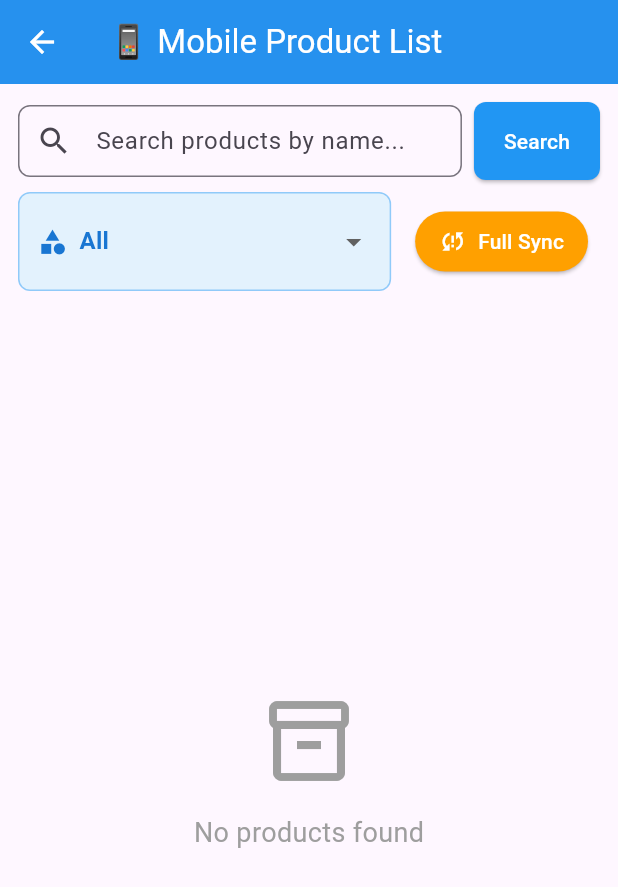
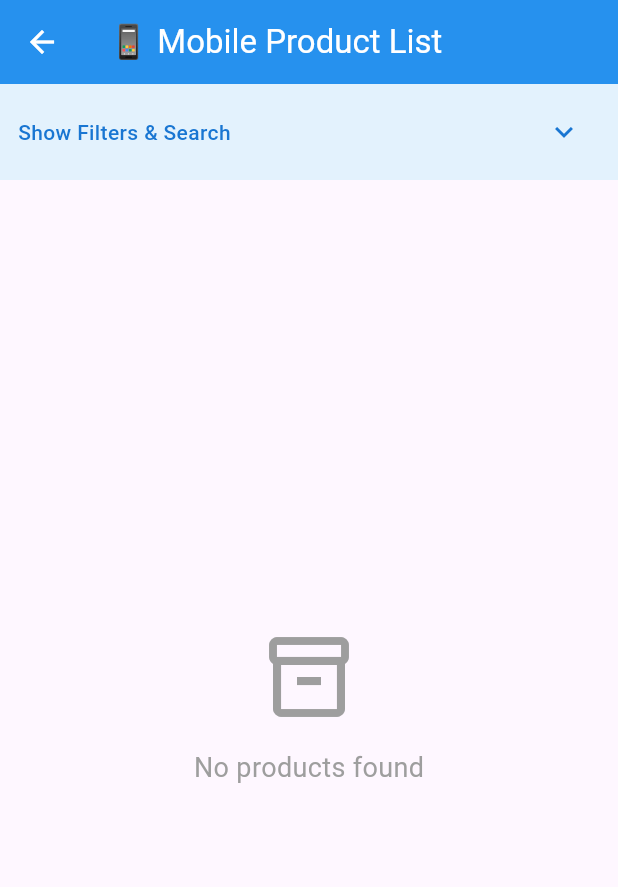
Before and after one commit to sm2irfan/backend, a Flutter app: the MobileProductView screen opened by its route, on a phone screen of 412 x 824 dp. Shown: the top 887 px of the screen. Run offline on Flutter 3.47's test engine with Material 3 defaults, Android fonts, the phone set to English and light mode, and no system bars; our stand-ins replace cached_network_image, connectivity_plus, cross_file, equatable, file_picker, flutter_bloc and 4 more; missing offline and left inert: desktop_drop; accounts and stored records are empty.

Commit message:
feat: Add ID search functionality and improve filter visibility in mobile product view

```diff
--- a/lib/components/product/mobile_product_view.dart
+++ b/lib/components/product/mobile_product_view.dart
@@ -20,9 +20,12 @@ class _MobileProductViewState extends State<MobileProductView> {
   final int _pageSize = 20;
   final ScrollController _scrollController = ScrollController();
   final TextEditingController _searchController = TextEditingController();
+  final TextEditingController _idSearchController = TextEditingController();
   String _searchQuery = '';
+  String _idSearchQuery = '';
   String? _selectedCategory;
   List<String> _categories = ['All'];
+  bool _showFilters = false; // Track filter visibility
 
   @override
   void initState() {
@@ -59,6 +62,17 @@ class _MobileProductViewState extends State<MobileProductView> {
     final query = _searchController.text.trim();
     setState(() {
       _searchQuery = query;
+      _idSearchQuery = ''; // Clear ID search when performing name search
+      _currentPage = 1;
+    });
+    _loadProducts();
+  }
+
+  void _performIdSearch() {
+    final query = _idSearchController.text.trim();
+    setState(() {
+      _idSearchQuery = query;
+      _searchQuery = ''; // Clear name search when performing ID search
       _currentPage = 1;
     });
     _loadProducts();
@@ -67,8 +81,19 @@ class _MobileProductViewState extends State<MobileProductView> {
   void _loadProducts() {
     final productBloc = BlocProvider.of<ProductBloc>(context);
 
-    // Priority: category filter > search query > all products
-    if (_selectedCategory != null && _selectedCategory != 'All') {
+    // Priority: ID search > category filter > name search > all products
+    if (_idSearchQuery.isNotEmpty) {
+      // Filter by ID only
+      productBloc.add(
+        FilterProductsByColumn(
+          column: 'id',
+          value: _idSearchQuery,
+          page: _currentPage,
+          pageSize: _pageSize,
+          filterType: 'equals',
+        ),
+      );
+    } else if (_selectedCategory != null && _selectedCategory != 'All') {
       // Filter by category only
       productBloc.add(
         FilterProductsByColumn(
@@ -131,6 +156,7 @@ class _MobileProductViewState extends State<MobileProductView> {
   void dispose() {
     _scrollController.dispose();
     _searchController.dispose();
+    _idSearchController.dispose();
     super.dispose();
   }
 
@@ -145,11 +171,44 @@ class _MobileProductViewState extends State<MobileProductView> {
       ),
       body: Column(
         children: [
-          // Search Field and Sync Button
+          // Toggle button to show/hide filters
+          Container(
+            padding: const EdgeInsets.symmetric(horizontal: 12, vertical: 8),
+            color: Colors.blue.shade50,
+            child: Row(
+              children: [
+                Expanded(
+                  child: Text(
+                    _showFilters ? 'Hide Filters & Search' : 'Show Filters & Search',
+                    style: TextStyle(
+                      fontSize: 14,
+                      fontWeight: FontWeight.w500,
+                      color: Colors.blue.shade700,
+                    ),
+                  ),
+                ),
+                IconButton(
+                  icon: Icon(
+                    _showFilters ? Icons.expand_less : Icons.expand_more,
+                    color: Colors.blue.shade700,
+                  ),
+                  onPressed: () {
+                    setState(() {
+                      _showFilters = !_showFilters;
+                    });
+                  },
+                  tooltip: _showFilters ? 'Hide filters' : 'Show filters',
+                ),
+              ],
+            ),
+          ),
+          // Search Field, Category Filter, and Sync Button (collapsible)
+          if (_showFilters)
             Padding(
               padding: const EdgeInsets.all(12.0),
               child: Column(
                 children: [
+                  // Name Search Row
                   Row(
                     children: [
                       Expanded(
@@ -187,6 +246,59 @@ class _MobileProductViewState extends State<MobileProductView> {
                         onPressed: _performSearch,
                         style: ElevatedButton.styleFrom(
                           backgroundColor: Colors.blue,
+                          foregroundColor: Colors.white,
+                          padding: const EdgeInsets.symmetric(
+                            horizontal: 20,
+                            vertical: 16,
+                          ),
+                          shape: RoundedRectangleBorder(
+                            borderRadius: BorderRadius.circular(8),
+                          ),
+                        ),
+                        child: const Text('Search'),
+                      ),
+                    ],
+                  ),
+                  const SizedBox(height: 8),
+                  // ID Search Row
+                  Row(
+                    children: [
+                      Expanded(
+                        child: TextField(
+                          controller: _idSearchController,
+                          decoration: InputDecoration(
+                            hintText: 'Search by Product ID...',
+                            prefixIcon: const Icon(Icons.tag),
+                            suffixIcon: _idSearchController.text.isNotEmpty
+                                ? IconButton(
+                                    icon: const Icon(Icons.clear),
+                                    onPressed: () {
+                                      _idSearchController.clear();
+                                      setState(() {
+                                        _idSearchQuery = '';
+                                        _currentPage = 1;
+                                      });
+                                      _loadProducts();
+                                    },
+                                  )
+                                : null,
+                            border: OutlineInputBorder(
+                              borderRadius: BorderRadius.circular(8),
+                            ),
+                            contentPadding: const EdgeInsets.symmetric(
+                              horizontal: 16,
+                              vertical: 12,
+                            ),
+                          ),
+                          keyboardType: TextInputType.number,
+                          onSubmitted: (_) => _performIdSearch(),
+                        ),
+                      ),
+                      const SizedBox(width: 8),
+                      ElevatedButton(
+                        onPressed: _performIdSearch,
+                        style: ElevatedButton.styleFrom(
+                          backgroundColor: Colors.purple,
                           foregroundColor: Colors.white,
                           padding: const EdgeInsets.symmetric(
                             horizontal: 20,
```
Lines whose indentation alone changed are shown as unchanged.
